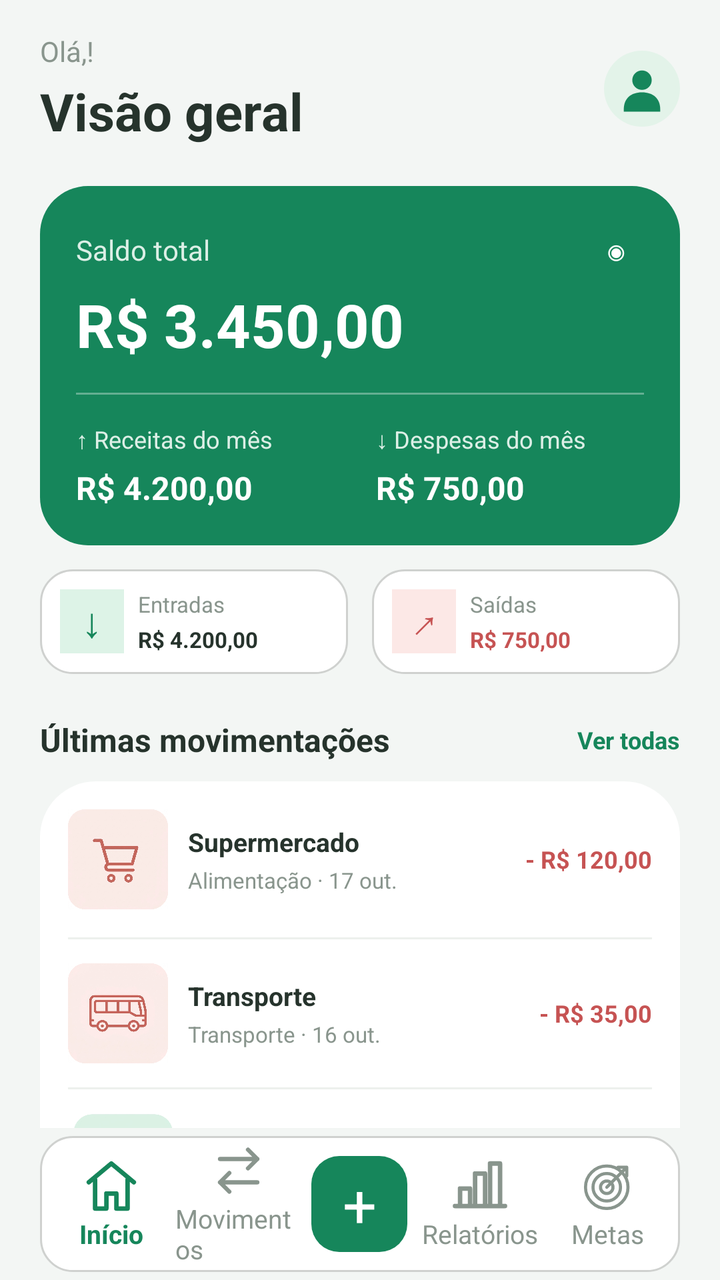
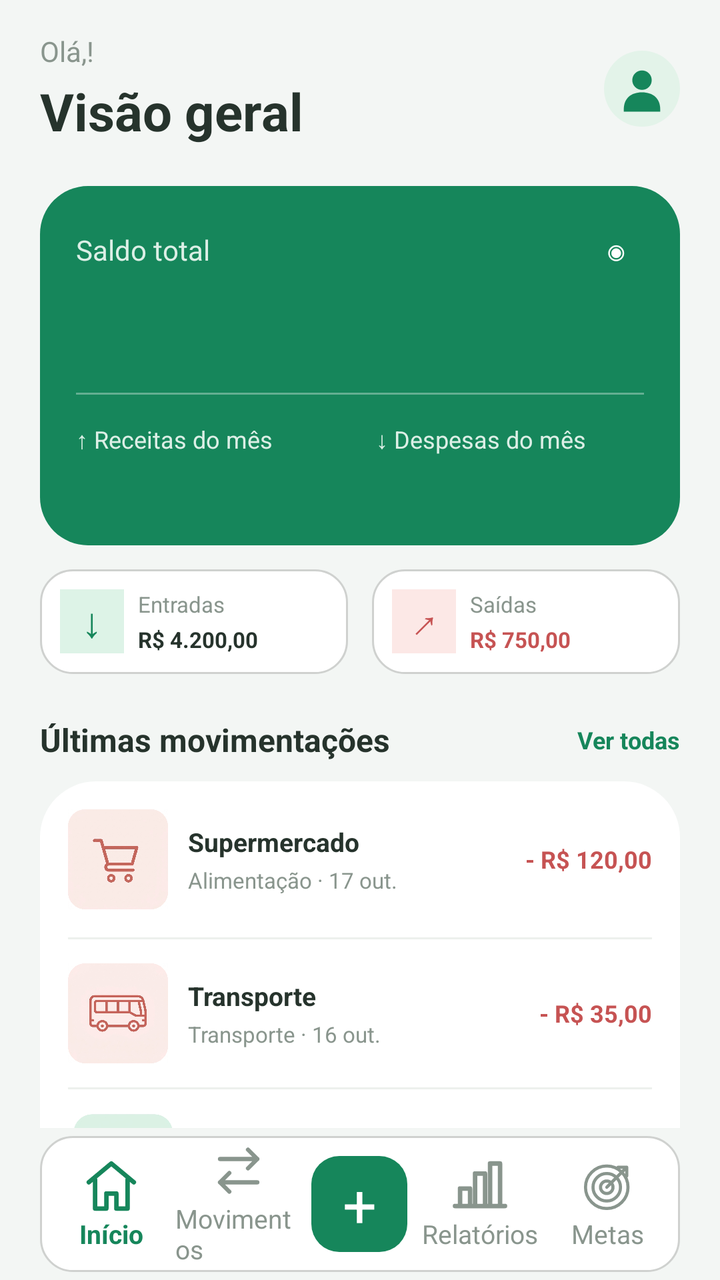

Two renders of the same Android screen: before a commit and after it. Below are the layout's source before the change and the commit's diff.
<!-- AndroidManifest.xml: application theme Theme.Koin -->
<!-- res/layout/activity_menu.xml -->
<?xml version="1.0" encoding="utf-8"?>
<LinearLayout
    xmlns:android="http://schemas.android.com/apk/res/android"
    android:id="@+id/main"
    android:layout_width="match_parent"
    android:layout_height="match_parent"
    android:orientation="vertical"
    android:background="#F3F6F4"
    android:fitsSystemWindows="true">

    <ScrollView
        android:id="@+id/scrollConteudoHome"
        android:layout_width="match_parent"
        android:layout_height="0dp"
        android:layout_weight="1"
        android:fillViewport="true"
        android:scrollbars="none">

        <LinearLayout
            android:layout_width="match_parent"
            android:layout_height="wrap_content"
            android:orientation="vertical"
            android:paddingStart="20dp"
            android:paddingEnd="20dp"
            android:paddingTop="16dp"
            android:paddingBottom="16dp">

            <LinearLayout
                android:layout_width="match_parent"
                android:layout_height="wrap_content"
                android:gravity="center_vertical"
                android:orientation="horizontal">

                <LinearLayout
                    android:layout_width="0dp"
                    android:layout_height="wrap_content"
                    android:layout_weight="1"
                    android:orientation="vertical">

                    <TextView
                        android:id="@+id/tvNomeUsuario"
                        android:layout_width="wrap_content"
                        android:layout_height="wrap_content"
                        android:text="Olá,!"
                        android:textColor="#89958D"
                        android:textSize="14sp" />

                    <TextView
                        android:layout_width="wrap_content"
                        android:layout_height="wrap_content"
                        android:layout_marginTop="3dp"
                        android:text="Visão geral"
                        android:textColor="#26332C"
                        android:textSize="26sp"
                        android:textStyle="bold" />

                </LinearLayout>

                <ImageView
                    android:id="@+id/ivFotoPerfil"
                    android:layout_width="38dp"
                    android:layout_height="38dp"
                    android:layout_marginStart="5dp"
                    android:background="@drawable/icone_perfil"
                    android:contentDescription="Foto do usuário"
                    android:padding="2dp"
                    android:scaleType="centerCrop"
                    android:src="@drawable/icone_perfil" />

            </LinearLayout>

            <LinearLayout
                android:id="@+id/cardSaldo"
                android:layout_width="match_parent"
                android:layout_height="wrap_content"
                android:layout_marginTop="20dp"
                android:background="@drawable/fundo_saldo"
                android:orientation="vertical"
                android:padding="18dp">

                <LinearLayout
                    android:layout_width="match_parent"
                    android:layout_height="wrap_content"
                    android:gravity="center_vertical"
                    android:orientation="horizontal">

                    <TextView
                        android:layout_width="0dp"
                        android:layout_height="wrap_content"
                        android:layout_weight="1"
                        android:text="Saldo total"
                        android:textColor="#DCEFE6"
                        android:textSize="14sp" />

                    <TextView
                        android:id="@+id/btnVisibilidadeSaldo"
                        android:layout_width="28dp"
                        android:layout_height="28dp"
                        android:contentDescription="Visibilidade do saldo"
                        android:gravity="center"
                        android:text="◉"
                        android:textColor="#FFFFFF"
                        android:textSize="18sp" />

                </LinearLayout>

                <TextView
                    android:id="@+id/tvSaldoAtual"
                    android:layout_width="match_parent"
                    android:layout_height="wrap_content"
                    android:layout_marginTop="3dp"
                    android:text="R$ 3.450,00"
                    android:textColor="#FFFFFF"
                    android:textSize="30sp"
                    android:textStyle="bold" />

                <View
                    android:layout_width="match_parent"
                    android:layout_height="1dp"
                    android:layout_marginTop="14dp"
                    android:layout_marginBottom="14dp"
                    android:background="#55FFFFFF" />

                <LinearLayout
                    android:layout_width="match_parent"
                    android:layout_height="wrap_content"
                    android:orientation="horizontal">

                    <LinearLayout
                        android:layout_width="0dp"
                        android:layout_height="wrap_content"
                        android:layout_weight="1"
                        android:orientation="vertical">

                        <TextView
                            android:layout_width="wrap_content"
                            android:layout_height="wrap_content"
                            android:text="↑ Receitas do mês"
                            android:textColor="#DCEFE6"
                            android:textSize="12sp" />

                        <TextView
                            android:id="@+id/tvReceitasMes"
                            android:layout_width="wrap_content"
                            android:layout_height="wrap_content"
                            android:layout_marginTop="5dp"
                            android:text="R$ 4.200,00"
                            android:textColor="#FFFFFF"
                            android:textSize="16sp"
                            android:textStyle="bold" />

                    </LinearLayout>

                    <LinearLayout
                        android:layout_width="0dp"
                        android:layout_height="wrap_content"
                        android:layout_weight="1"
                        android:orientation="vertical"
                        android:paddingStart="8dp">

                        <TextView
                            android:layout_width="wrap_content"
                            android:layout_height="wrap_content"
                            android:text="↓ Despesas do mês"
                            android:textColor="#DCEFE6"
                            android:textSize="12sp" />

                        <TextView
                            android:id="@+id/tvDespesasMes"
                            android:layout_width="wrap_content"
                            android:layout_height="wrap_content"
                            android:layout_marginTop="5dp"
                            android:text="R$ 750,00"
                            android:textColor="#FFFFFF"
                            android:textSize="16sp"
                            android:textStyle="bold" />

                    </LinearLayout>

                </LinearLayout>

            </LinearLayout>

            <LinearLayout
                android:layout_width="match_parent"
                android:layout_height="wrap_content"
                android:layout_marginTop="12dp"
                android:orientation="horizontal">

                <LinearLayout
                    android:layout_width="0dp"
                    android:layout_height="wrap_content"
                    android:layout_weight="1"
                    android:layout_marginEnd="6dp"
                    android:background="@drawable/barra_busca"
                    android:gravity="center_vertical"
                    android:orientation="horizontal"
                    android:padding="10dp">

                    <TextView
                        android:layout_width="32dp"
                        android:layout_height="32dp"
                        android:background="#DDF3E7"
                        android:gravity="center"
                        android:text="↓"
                        android:textColor="#16865B"
                        android:textSize="21sp" />

                    <LinearLayout
                        android:layout_width="0dp"
                        android:layout_height="wrap_content"
                        android:layout_weight="1"
                        android:layout_marginStart="7dp"
                        android:orientation="vertical">

                        <TextView
                            android:layout_width="wrap_content"
                            android:layout_height="wrap_content"
                            android:text="Entradas"
                            android:textColor="#89958D"
                            android:textSize="11sp" />

                        <TextView
                            android:layout_width="wrap_content"
                            android:layout_height="wrap_content"
                            android:layout_marginTop="3dp"
                            android:text="R$ 4.200,00"
                            android:textColor="#26332C"
                            android:textSize="11sp"
                            android:textStyle="bold" />

                    </LinearLayout>

                </LinearLayout>

                <LinearLayout
                    android:layout_width="0dp"
                    android:layout_height="wrap_content"
                    android:layout_weight="1"
                    android:layout_marginStart="6dp"
                    android:background="@drawable/barra_busca"
                    android:gravity="center_vertical"
                    android:orientation="horizontal"
                    android:padding="10dp">

                    <TextView
                        android:layout_width="32dp"
                        android:layout_height="32dp"
                        android:background="#FCE8E6"
                        android:gravity="center"
                        android:text="↗"
                        android:textColor="#C65353"
                        android:textSize="20sp" />

                    <LinearLayout
                        android:layout_width="0dp"
                        android:layout_height="wrap_content"
                        android:layout_weight="1"
                        android:layout_marginStart="7dp"
                        android:orientation="vertical">

                        <TextView
                            android:layout_width="wrap_content"
                            android:layout_height="wrap_content"
                            android:text="Saídas"
                            android:textColor="#89958D"
                            android:textSize="11sp" />

                        <TextView
                            android:layout_width="wrap_content"
                            android:layout_height="wrap_content"
                            android:layout_marginTop="3dp"
                            android:text="R$ 750,00"
                            android:textColor="#C65353"
                            android:textSize="11sp"
                            android:textStyle="bold" />

                    </LinearLayout>

                </LinearLayout>

            </LinearLayout>

            <LinearLayout
                android:layout_width="match_parent"
                android:layout_height="wrap_content"
                android:layout_marginTop="22dp"
                android:gravity="center_vertical"
                android:orientation="horizontal">

                <TextView
                    android:layout_width="0dp"
                    android:layout_height="wrap_content"
                    android:layout_weight="1"
                    android:text="Últimas movimentações"
                    android:textColor="#26332C"
                    android:textSize="16sp"
                    android:textStyle="bold" />

                <TextView
                    android:id="@+id/tvVerTodas"
                    android:layout_width="wrap_content"
                    android:layout_height="wrap_content"
                    android:text="Ver todas"
                    android:textColor="#16865B"
                    android:textSize="12sp"
                    android:textStyle="bold" />

            </LinearLayout>

            <LinearLayout
                android:layout_width="match_parent"
                android:layout_height="238dp"
                android:layout_marginTop="10dp"
                android:background="@drawable/card_koin"
                android:orientation="vertical"
                android:paddingStart="14dp"
                android:paddingEnd="14dp">

                <LinearLayout
                    android:layout_width="match_parent"
                    android:layout_height="78dp"
                    android:gravity="center_vertical"
                    android:orientation="horizontal">

                    <ImageView
                        android:id="@+id/metas"
                        android:layout_width="50dp"
                        android:layout_height="100dp"
                        android:contentDescription="Metas"
                        android:scaleType="fitCenter"
                        android:src="@drawable/mercado_gasto" />

                    <LinearLayout
                        android:layout_width="0dp"
                        android:layout_height="wrap_content"
                        android:layout_marginStart="10dp"
                        android:layout_weight="1"
                        android:orientation="vertical">

                        <TextView
                            android:layout_width="match_parent"
                            android:layout_height="wrap_content"
                            android:text="Supermercado"
                            android:textColor="#26332C"
                            android:textSize="13sp"
                            android:textStyle="bold" />

                        <TextView
                            android:layout_width="match_parent"
                            android:layout_height="wrap_content"
                            android:layout_marginTop="3dp"
                            android:text="Alimentação · 17 out."
                            android:textColor="#89958D"
                            android:textSize="11sp" />

                    </LinearLayout>

                    <TextView
                        android:id="@+id/tvValorDespesa1"
                        android:layout_width="wrap_content"
                        android:layout_height="wrap_content"
                        android:text="- R$ 120,00"
                        android:textColor="#C65353"
                        android:textSize="12sp"
                        android:textStyle="bold" />

                </LinearLayout>

                <View
                    android:layout_width="match_parent"
                    android:layout_height="1dp"
                    android:background="#EDF0ED" />

                <LinearLayout
                    android:layout_width="match_parent"
                    android:layout_height="74dp"
                    android:gravity="center_vertical"
                    android:orientation="horizontal">

                    <ImageView
                        android:id="@+id/metas"
                        android:layout_width="50dp"
                        android:layout_height="100dp"
                        android:contentDescription="Metas"
                        android:scaleType="fitCenter"
                        android:src="@drawable/transporte_gasto" />

                    <LinearLayout
                        android:layout_width="0dp"
                        android:layout_height="wrap_content"
                        android:layout_marginStart="10dp"
                        android:layout_weight="1"
                        android:orientation="vertical">

                        <TextView
                            android:layout_width="match_parent"
                            android:layout_height="wrap_content"
                            android:text="Transporte"
                            android:textColor="#26332C"
                            android:textSize="13sp"
                            android:textStyle="bold" />

                        <TextView
                            android:layout_width="match_parent"
                            android:layout_height="wrap_content"
                            android:layout_marginTop="3dp"
                            android:text="Transporte · 16 out."
                            android:textColor="#89958D"
                            android:textSize="11sp" />

                    </LinearLayout>

                    <TextView
                        android:id="@+id/tvValorDespesa2"
                        android:layout_width="wrap_content"
                        android:layout_height="wrap_content"
                        android:text="- R$ 35,00"
                        android:textColor="#C65353"
                        android:textSize="12sp"
                        android:textStyle="bold" />

                </LinearLayout>

                <View
                    android:layout_width="match_parent"
                    android:layout_height="1dp"
                    android:background="#EDF0ED" />

                <LinearLayout
                    android:layout_width="match_parent"
                    android:layout_height="74dp"
                    android:gravity="center_vertical"
                    android:orientation="horizontal">

                    <ImageView
                        android:id="@+id/metas"
                        android:layout_width="55dp"
                        android:layout_height="100dp"
                        android:contentDescription="Metas"
                        android:scaleType="fitCenter"
                        android:src="@drawable/carteira" />

                    <LinearLayout
                        android:layout_width="0dp"
                        android:layout_height="wrap_content"
                        android:layout_marginStart="10dp"
                        android:layout_weight="1"
                        android:orientation="vertical">

                        <TextView
                            android:layout_width="match_parent"
                            android:layout_height="wrap_content"
                            android:text="Salário"
                            android:textColor="#26332C"
                            android:textSize="13sp"
                            android:textStyle="bold" />

                        <TextView
                            android:layout_width="match_parent"
                            android:layout_height="wrap_content"
                            android:layout_marginTop="3dp"
                            android:text="Renda · 15 out."
                            android:textColor="#89958D"
                            android:textSize="11sp" />

                    </LinearLayout>

                    <TextView
                        android:id="@+id/tvValorReceita1"
                        android:layout_width="wrap_content"
                        android:layout_height="wrap_content"
                        android:text="+ R$ 2.100,00"
                        android:textColor="#16865B"
                        android:textSize="12sp"
                        android:textStyle="bold" />

                </LinearLayout>

            </LinearLayout>

        </LinearLayout>

    </ScrollView>

    <LinearLayout
        android:id="@+id/layoutNavegacao"
        android:layout_width="match_parent"
        android:layout_height="68dp"
        android:layout_marginStart="20dp"
        android:layout_marginEnd="20dp"
        android:layout_marginTop="4dp"
        android:layout_marginBottom="4dp"
        android:background="@drawable/barra_busca"
        android:gravity="center"
        android:orientation="horizontal"
        android:paddingStart="4dp"
        android:paddingEnd="4dp">

        <LinearLayout
            android:id="@+id/navInicio"
            android:layout_width="0dp"
            android:layout_height="match_parent"
            android:layout_weight="1"
            android:gravity="center"
            android:orientation="vertical">

            <ImageView
                android:id="@+id/metas"
                android:layout_width="30dp"
                android:layout_height="30dp"
                android:contentDescription="Metas"
                android:scaleType="fitCenter"
                android:src="@drawable/icone_inicio" />

            <TextView
                android:layout_width="wrap_content"
                android:layout_height="wrap_content"
                android:text="Início"
                android:textColor="#16865B"
                android:textSize="13sp"
                android:textStyle="bold" />

        </LinearLayout>

        <LinearLayout
            android:id="@+id/navMovimentacoes"
            android:layout_width="0dp"
            android:layout_height="match_parent"
            android:layout_weight="1"
            android:gravity="center"
            android:orientation="vertical">

            <ImageView
                android:id="@+id/metas"
                android:layout_width="28dp"
                android:layout_height="30dp"
                android:contentDescription="Metas"
                android:scaleType="fitCenter"
                android:src="@drawable/icone_movimentacao" />

            <TextView
                android:layout_width="wrap_content"
                android:layout_height="wrap_content"
                android:text="Movimentos"
                android:textColor="#89958D"
                android:textSize="13sp" />

        </LinearLayout>

        <FrameLayout
            android:layout_width="0dp"
            android:layout_height="match_parent"
            android:layout_weight="0.9">

            <TextView
                android:id="@+id/btnAdicionarMovimento"
                android:layout_width="48dp"
                android:layout_height="48dp"
                android:layout_gravity="center"
                android:background="@drawable/botao_koin"
                android:gravity="center"
                android:text="+"
                android:textColor="#FFFFFF"
                android:textSize="30sp" />

        </FrameLayout>

        <LinearLayout
            android:id="@+id/navRelatorios"
            android:layout_width="0dp"
            android:layout_height="match_parent"
            android:layout_weight="1"
            android:gravity="center"
            android:orientation="vertical">

            <ImageView
                android:id="@+id/metas"
                android:layout_width="30dp"
                android:layout_height="30dp"
                android:contentDescription="Metas"
                android:scaleType="fitCenter"
                android:src="@drawable/icone_relatorios" />

            <TextView
                android:layout_width="wrap_content"
                android:layout_height="wrap_content"
                android:text="Relatórios"
                android:textColor="#89958D"
                android:textSize="13sp" />

        </LinearLayout>

        <LinearLayout
            android:id="@+id/navMetas"
            android:layout_width="0dp"
            android:layout_height="match_parent"
            android:layout_weight="1"
            android:gravity="center"
            android:orientation="vertical">

            <ImageView
                android:id="@+id/metas"
                android:layout_width="30dp"
                android:layout_height="30dp"
                android:contentDescription="Metas"
                android:scaleType="fitCenter"
                android:src="@drawable/icone_metas" />

            <TextView
                android:layout_width="wrap_content"
                android:layout_height="wrap_content"
                android:text="Metas"
                android:textColor="#89958D"
                android:textSize="13sp" />

        </LinearLayout>

    </LinearLayout>

</LinearLayout>
<!-- resources referenced by this layout -->
<resources>
  <!-- drawable barra_busca (drawable) -->
  <?xml version="1.0" encoding="utf-8"?>
  <shape xmlns:android="http://schemas.android.com/apk/res/android"
      android:shape="rectangle">
  
      <solid android:color="#FFFFFF" />
      <corners android:radius="16dp" />
  
      <stroke
          android:width="1dp"
          android:color="#CFD1CF" />
  
  </shape>
  <!-- drawable botao_koin (drawable) -->
  <?xml version="1.0" encoding="utf-8"?>
  <shape xmlns:android="http://schemas.android.com/apk/res/android">
      <solid android:color="#16865B" />
      <corners android:radius="14dp" />
  </shape>
  <!-- drawable card_koin (drawable) -->
  <?xml version="1.0" encoding="utf-8"?>
  <shape xmlns:android="http://schemas.android.com/apk/res/android">
      <solid android:color="#FFFFFF" />
      <corners
          android:topLeftRadius="28dp"
          android:topRightRadius="28dp" />
  </shape>
  <!-- drawable fundo_saldo (drawable) -->
  <?xml version="1.0" encoding="utf-8"?>
  <shape xmlns:android="http://schemas.android.com/apk/res/android"
      android:shape="rectangle">
  
      <solid android:color="#16865B" />
  
      <corners android:radius="24dp" />
  
  </shape>
  <!-- drawable icone_inicio (drawable) -->
  <vector xmlns:android="http://schemas.android.com/apk/res/android"
      android:width="24dp"
      android:height="24dp"
      android:viewportWidth="24"
      android:viewportHeight="24">
      <path
          android:fillColor="@android:color/transparent"
          android:strokeColor="#16865B"
          android:strokeWidth="1.8"
          android:strokeLineCap="round"
          android:strokeLineJoin="round"
          android:pathData="M3,10.5 L12,3 L21,10.5 M5.5,9.5 V21 H10 V15 H14 V21 H18.5 V9.5"/>
  </vector>
  <!-- drawable icone_movimentacao (drawable) -->
  <vector xmlns:android="http://schemas.android.com/apk/res/android"
      android:width="24dp"
      android:height="24dp"
      android:viewportWidth="24"
      android:viewportHeight="24">
      <path
          android:fillColor="@android:color/transparent"
          android:strokeColor="#89958D"
          android:strokeWidth="1.8"
          android:strokeLineCap="round"
          android:strokeLineJoin="round"
          android:pathData="M4,7 H20 M16,3 L20,7 L16,11 M20,17 H4 M8,13 L4,17 L8,21"/>
  </vector>
  <!-- drawable icone_perfil (drawable) -->
  <vector xmlns:android="http://schemas.android.com/apk/res/android"
      android:width="56dp"
      android:height="56dp"
      android:viewportWidth="56"
      android:viewportHeight="56">
  
      <path
          android:fillColor="#E3F3E9"
          android:pathData="M28,0 A28,28 0,1 0,28 56 A28,28 0,1 0,28 0" />
  
      <path
          android:fillColor="#16865B"
          android:pathData="M28,13 A8,8 0,1 0,28 29 A8,8 0,1 0,28 13" />
  
      <path
          android:fillColor="#16865B"
          android:pathData="M13,45 C13,36 19,31 28,31 C37,31 43,36 43,45 L43,47 L13,47 Z" />
  
  </vector>
  <!-- drawable icone_relatorios (drawable) -->
  <vector xmlns:android="http://schemas.android.com/apk/res/android"
      android:width="24dp"
      android:height="24dp"
      android:viewportWidth="24"
      android:viewportHeight="24">
      <path
          android:fillColor="@android:color/transparent"
          android:strokeColor="#89958D"
          android:strokeWidth="1.8"
          android:strokeLineCap="round"
          android:strokeLineJoin="round"
          android:pathData="M4,20 V13 H8 V20 M10,20 V7 H14 V20 M16,20 V3 H20 V20 M2,20 H22"/>
  </vector>
  <style name="Theme.Koin" parent="Base.Theme.Koin" />
  <style name="Base.Theme.Koin" parent="Theme.Material3.DayNight.NoActionBar">
          
          
      </style>
  <!-- unchanged entries left out for length: 4 -->
</resources>

<!-- the commit's change to res/layout/activity_menu.xml (unified diff, before → after) -->
@@ -109,7 +109,6 @@
                     android:layout_width="match_parent"
                     android:layout_height="wrap_content"
                     android:layout_marginTop="3dp"
-                    android:text="R$ 3.450,00"
                     android:textColor="#FFFFFF"
                     android:textSize="30sp"
                     android:textStyle="bold" />
@@ -144,7 +143,6 @@
                             android:layout_width="wrap_content"
                             android:layout_height="wrap_content"
                             android:layout_marginTop="5dp"
-                            android:text="R$ 4.200,00"
                             android:textColor="#FFFFFF"
                             android:textSize="16sp"
                             android:textStyle="bold" />
@@ -170,7 +168,6 @@
                             android:layout_width="wrap_content"
                             android:layout_height="wrap_content"
                             android:layout_marginTop="5dp"
-                            android:text="R$ 750,00"
                             android:textColor="#FFFFFF"
                             android:textSize="16sp"
                             android:textStyle="bold" />
